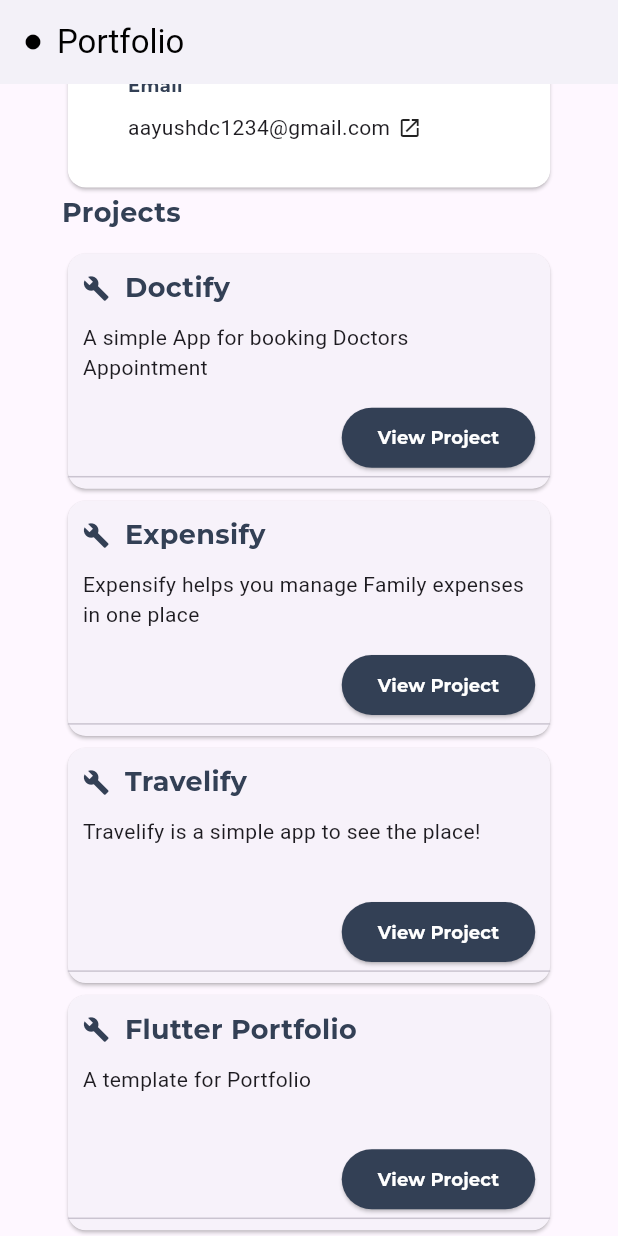
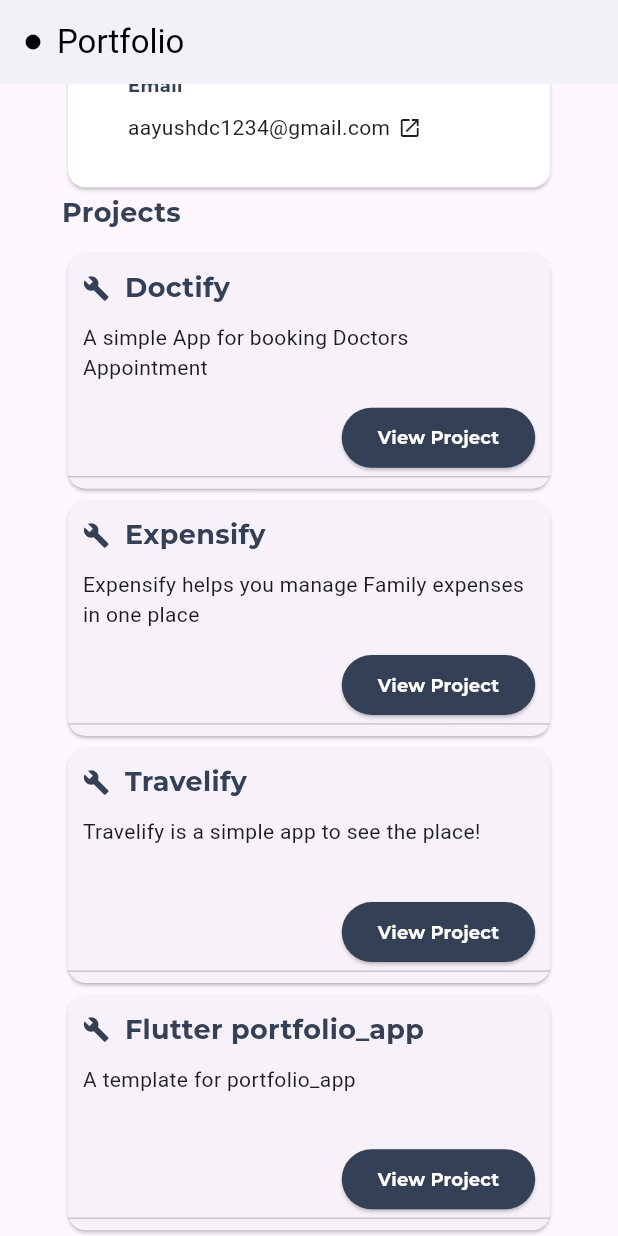
Before and after one commit to dcaayushd/Portfolio-App, a Flutter app: the screen it shows after launch, scrolled down 1356 dp, on a phone screen of 412 x 824 dp. Run offline on Flutter 3.47's test engine with Material 3 defaults, Android fonts, the phone set to English and light mode, and no system bars; our stand-ins replace google_fonts.

Commit message:
Portfolio Updated

```diff
--- a/lib/data/data.dart
+++ b/lib/data/data.dart
@@ -1,5 +1,5 @@
 import 'package:flutter/material.dart';
-import 'package:portfolio/models/project_model.dart';
+import 'package:portfolio_app/models/project_model.dart';
 
 //Update with colors of your choice for dp background gradient
 Color kGradient1 = Colors.purple;
@@ -37,7 +37,7 @@ With a combination of technical expertise and soft skills, I am well-equipped to
 
 String location = "Lalitpur, Nepal";
 String website = "aayushdangi.com.np";
-String portfolio = "dcaayushd.github.io";
+String portfolio_app = "dcaayushd.github.io";
 String email = "aayushdc1234@gmail.com";
 
 List<Project> projectList = [
@@ -54,7 +54,7 @@ List<Project> projectList = [
       description: "Travelify is a simple app to see the place!",
       link: "https://github.com/dcaayushd/Travelify"),
   Project(
-      name: "Flutter Portfolio",
-      description: "A template for Portfolio",
+      name: "Flutter portfolio_app",
+      description: "A template for portfolio_app",
       link: "https://github.com/dcaayushd/portfolify")
 ];
--- a/lib/main.dart
+++ b/lib/main.dart
@@ -1,6 +1,6 @@
 import 'package:flutter/material.dart';
-import 'package:portfolio/constants/constants.dart';
-import 'package:portfolio/screens/home_screen.dart';
+import 'package:portfolio_app/constants/constants.dart';
+import 'package:portfolio_app/screens/home_screen.dart';
 
 void main() {
   WidgetsFlutterBinding.ensureInitialized();
--- a/lib/screens/home_screen.dart
+++ b/lib/screens/home_screen.dart
@@ -1,8 +1,8 @@
 import 'package:flutter/material.dart';
-import 'package:portfolio/constants/constants.dart';
-import 'package:portfolio/data/data.dart';
-import 'package:portfolio/screens/widgets/project_widget.dart';
-import 'package:portfolio/utils/extensions.dart';
+import 'package:portfolio_app/constants/constants.dart';
+import 'package:portfolio_app/data/data.dart';
+import 'package:portfolio_app/screens/widgets/project_widget.dart';
+import 'package:portfolio_app/utils/extensions.dart';
 import 'package:url_launcher/url_launcher.dart';
 
 class HomeScreen extends StatelessWidget {
@@ -208,7 +208,7 @@ class HomeScreen extends StatelessWidget {
                                         height: 10,
                                       ),
                                       Text(
-                                        "Portfolio",
+                                        "portfolio_app",
                                         style: kSubTitleText,
                                       ),
                                       const SizedBox(
@@ -216,7 +216,7 @@ class HomeScreen extends StatelessWidget {
                                       ),
                                       Row(
                                         children: [
-                                          Text(portfolio),
+                                          Text(portfolio_app),
                                           const SizedBox(
                                             width: 5,
                                           ),
@@ -338,7 +338,7 @@ class HomeScreen extends StatelessWidget {
                                           height: 10,
                                         ),
                                         Text(
-                                          "Portfolio",
+                                          "portfolio_app",
                                           style: kSubTitleText,
                                         ),
                                         const SizedBox(
@@ -346,7 +346,7 @@ class HomeScreen extends StatelessWidget {
                                         ),
                                         Row(
                                           children: [
-                                            Text(portfolio),
+                                            Text(portfolio_app),
                                             const SizedBox(
                                               width: 5,
                                             ),
--- a/lib/screens/widgets/project_widget.dart
+++ b/lib/screens/widgets/project_widget.dart
@@ -1,6 +1,6 @@
 import 'package:flutter/material.dart';
-import 'package:portfolio/constants/constants.dart';
-import 'package:portfolio/utils/extensions.dart';
+import 'package:portfolio_app/constants/constants.dart';
+import 'package:portfolio_app/utils/extensions.dart';
 import 'package:url_launcher/url_launcher.dart';
 import '../../models/project_model.dart';
 
--- a/pubspec.yaml
+++ b/pubspec.yaml
@@ -1,4 +1,4 @@
-name: portfolio
+name: portfolio_app
 description: "A new Flutter project."
 # The following line prevents the package from being accidentally published to
 # pub.dev using `flutter pub publish`. This is preferred for private packages.
```
Also changed, not shown: 9 other files.
